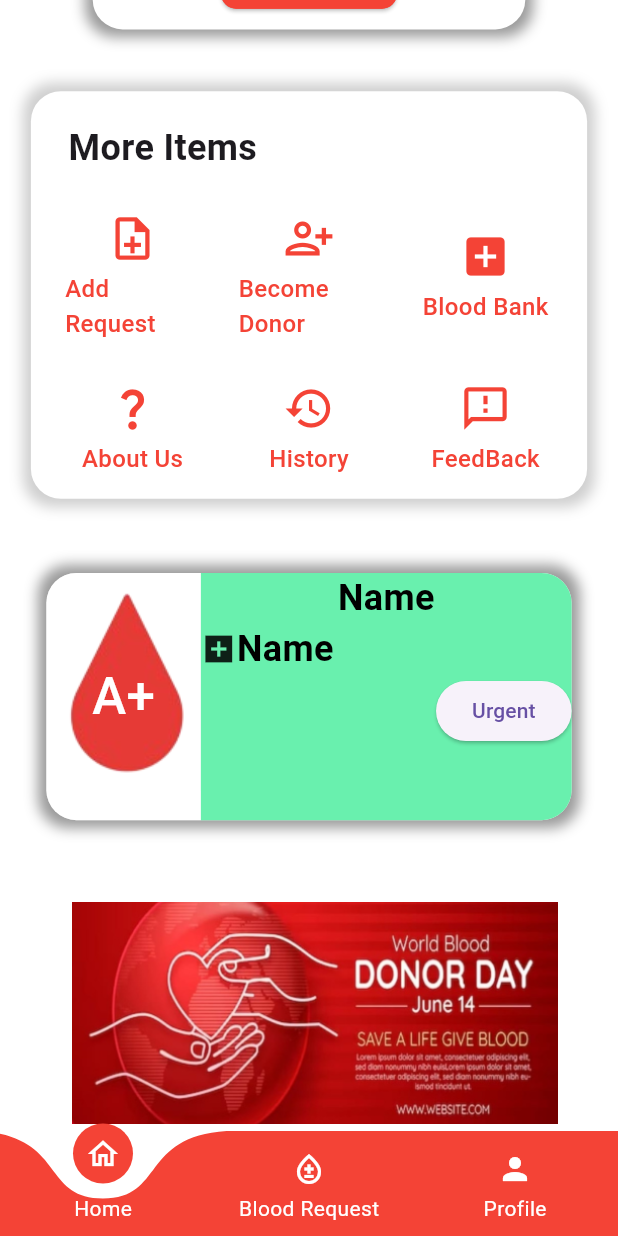
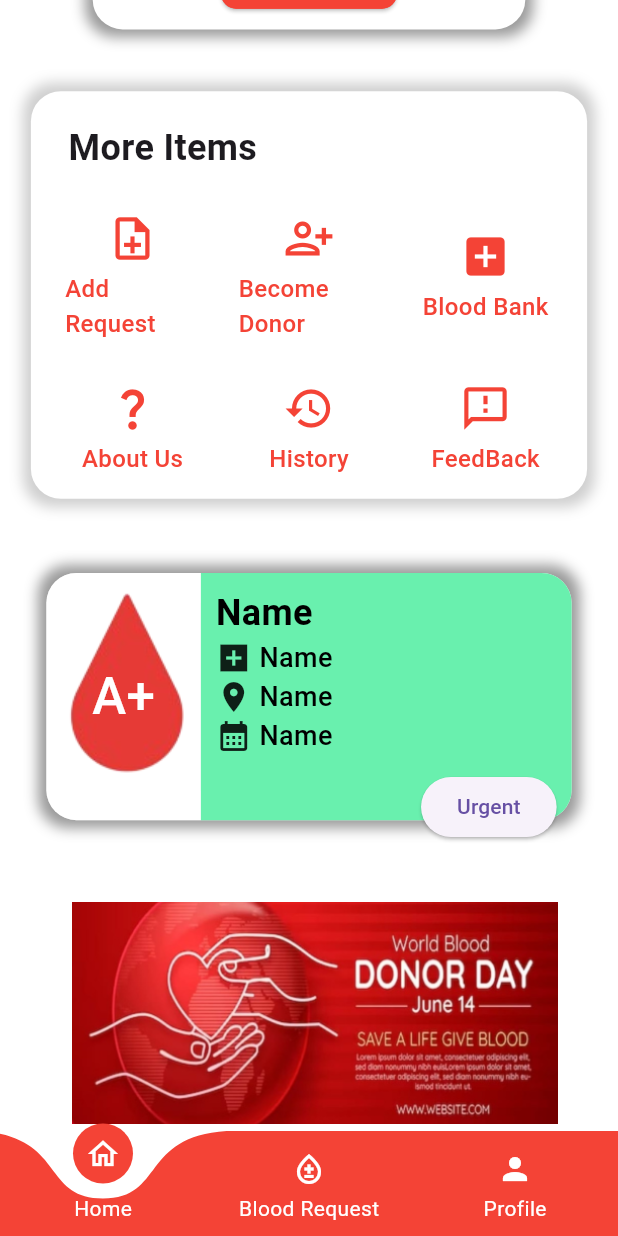
Before and after one commit to faisaldevs/Blood-BD-renew, a Flutter app: the HomeScreen screen opened by its route, scrolled down 366 dp, on a phone screen of 412 x 824 dp. Run offline on Flutter 3.47's test engine with Material 3 defaults, Android fonts, the phone set to English and light mode, and no system bars; drawn by our look-alikes of carousel_slider, curved_labeled_navigation_bar; our stand-ins replace connectivity_plus, flutter_screenutil, get, get_storage, google_fonts, pinput; accounts and stored records are empty.

Commit message:
Emergency Blood Required

```diff
--- a/lib/screens/home_screen/home_screen.dart
+++ b/lib/screens/home_screen/home_screen.dart
@@ -215,6 +215,7 @@ class HomeScreen extends StatelessWidget {
                       Expanded(
                         child: Container(
                           // width: Get.width * .3,
+                          padding: EdgeInsets.only(left: 10,top: 10,right: 10),
                           height: Get.height,
                           decoration: const BoxDecoration(
                             borderRadius: BorderRadius.only(
@@ -222,18 +223,42 @@ class HomeScreen extends StatelessWidget {
                                 bottomRight: Radius.circular(20)),
                             color: Colors.greenAccent,
                           ),
-                          child: Column(children: [
+                          child: Column(
+                            mainAxisAlignment: MainAxisAlignment.start,
+                            crossAxisAlignment: CrossAxisAlignment.start,
+                            children: [
                             const Text("Name",style: TextStyle(color: Colors.black,fontWeight: FontWeight.bold,fontSize: 24),),
                             const Row(
                               children: [
                                 Icon(Icons.add_box_sharp),
-                                Text("Name",style: TextStyle(color: Colors.black,fontWeight: FontWeight.bold,fontSize: 24),),
+                                Padding(
+                                  padding: EdgeInsets.only(left: 5),
+                                  child: Text("Name",style: TextStyle(color: Colors.black,fontWeight: FontWeight.w500,fontSize: 18),),
+                                ),
+                              ],
+                            ),
+                            const Row(
+                              children: [
+                                Icon(Icons.location_on),
+                                Padding(
+                                  padding: EdgeInsets.only(left: 5),
+                                  child: Text("Name",style: TextStyle(color: Colors.black,fontWeight: FontWeight.w500,fontSize: 18),),
+                                ),
+                              ],
+                            ),
+                            const Row(
+                              children: [
+                                Icon(Icons.calendar_month_sharp),
+                                Padding(
+                                  padding: EdgeInsets.only(left: 5),
+                                  child: Text("Name",style: TextStyle(color: Colors.black,fontWeight: FontWeight.w500,fontSize: 18),),
+                                ),
                               ],
                             ),
                             Row(
                               mainAxisAlignment: MainAxisAlignment.end,
                               children: [
-                                ElevatedButton(onPressed: (){}, child: Text("Urgent")),
+                                Container(child: ElevatedButton(onPressed: (){}, child: Text("Urgent")),margin: EdgeInsets.only(top: 10),),
                               ],
                             )
                           ],),
```
